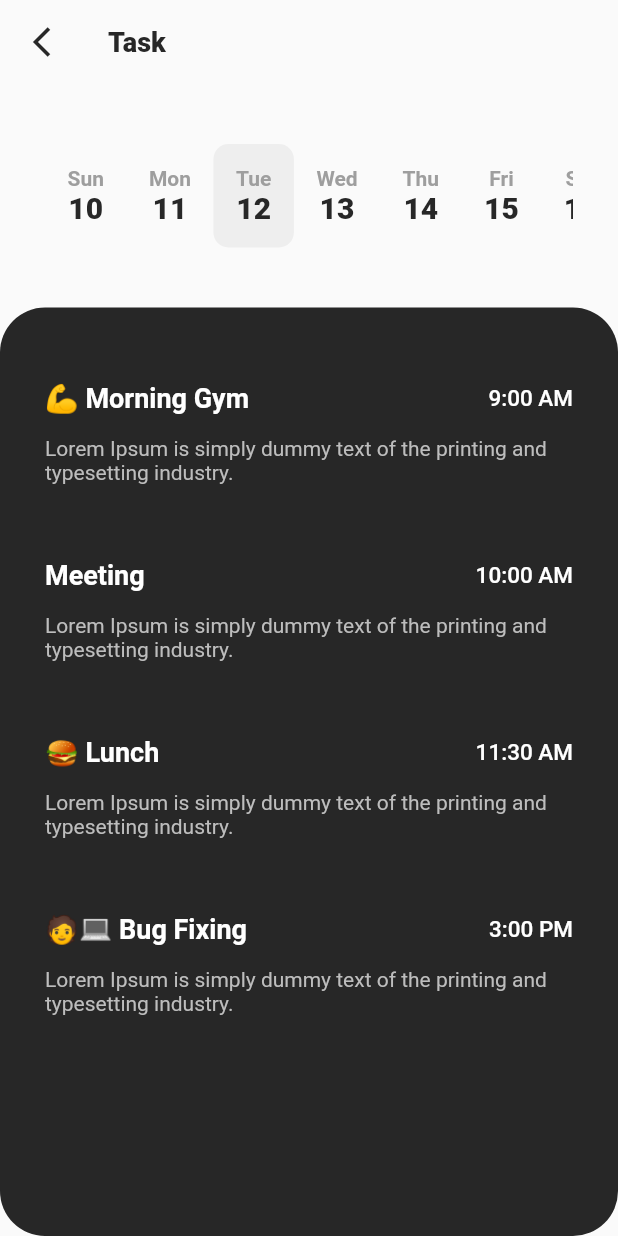
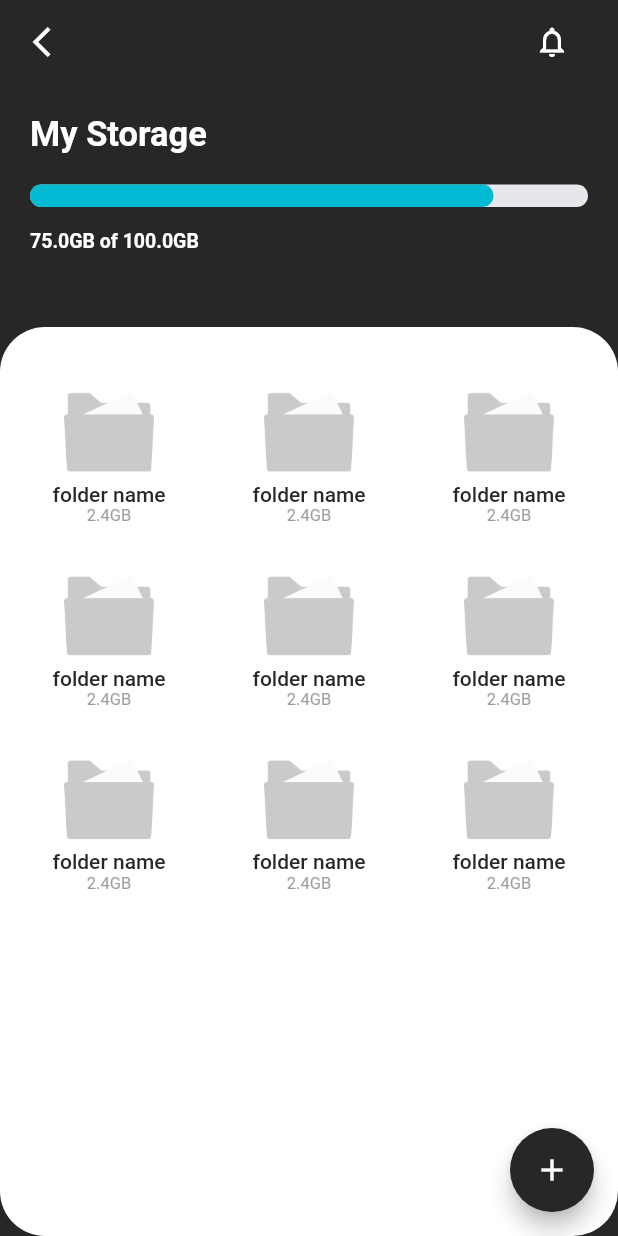
Before and after one commit to knsrmnm/flutter_ui_jumble, a Flutter app: the screen it shows after launch, on a phone screen of 412 x 824 dp. Run offline on Flutter 3.47's test engine with Material 2 defaults, Android fonts, the phone set to English and light mode, and no system bars.

Commit message:
add storage screen.

```diff
--- a/lib/main.dart
+++ b/lib/main.dart
@@ -1,6 +1,5 @@
 import 'package:flutter/material.dart';
-import 'package:flutter_ui_jumble/screens/search_bottom_sheet.dart';
-import 'package:flutter_ui_jumble/screens/task_management_screen.dart';
+import 'package:flutter_ui_jumble/screens/storage_screen.dart';
 
 void main() {
   runApp(MyApp());
@@ -15,7 +14,7 @@ class MyApp extends StatelessWidget {
       theme: ThemeData(
         primarySwatch: Colors.blue,
       ),
-      home: TaskManagementScreen()
+      home: StorageScreen()
     );
   }
 }
--- /dev/null
+++ b/lib/screens/storage_screen.dart
@@ -0,0 +1,135 @@
+import 'package:flutter/material.dart';
+
+class StorageScreen extends StatefulWidget {
+  const StorageScreen({Key? key}) : super(key: key);
+
+  @override
+  State<StorageScreen> createState() => _StorageScreenState();
+}
+
+class _StorageScreenState extends State<StorageScreen> {
+
+  final Color _accentColor = Color(0xFF272727);
+  final Color _containerColor  = Color(0xFFE5E7EA);
+
+  @override
+  Widget build(BuildContext context) {
+    Size size = MediaQuery.of(context).size;
+    return Scaffold(
+      backgroundColor: _accentColor,
+      appBar: AppBar(
+        backgroundColor: _accentColor,
+        elevation: 0,
+        leading: IconButton(
+          onPressed: (){},
+          icon: Icon(Icons.arrow_back_ios_outlined, color: Colors.white),
+        ),
+        actions: [
+          Padding(
+            padding: EdgeInsets.only(right: 20.0),
+            child: IconButton(
+              onPressed: (){},
+              icon: Icon(Icons.notifications_none, color: Colors.white),
+            ),
+          )
+        ],
+      ),
+      floatingActionButton: FloatingActionButton(
+        onPressed: (){},
+        backgroundColor: _accentColor,
+        child: Center(
+          child: Icon(Icons.add)
+        ),
+      ),
+      body: Column(
+        children: [
+          Padding(
+            padding: EdgeInsets.all(20.0),
+            child: Column(
+              crossAxisAlignment: CrossAxisAlignment.start,
+              children: [
+                Text('My Storage', style: TextStyle(fontSize: 23.0, fontWeight: FontWeight.w700, color: Colors.white)),
+                const SizedBox(height: 20.0),
+                Stack(
+                  children: [
+                    Container(
+                      width: double.infinity,
+                      height: 15.0,
+                      decoration: BoxDecoration(
+                        borderRadius: BorderRadius.all(Radius.circular(15.0)),
+                        color: _containerColor,
+                      ),
+                    ),
+                    Container(
+                      width: size.width*0.75,
+                      height: 15.0,
+                      decoration: BoxDecoration(
+                        borderRadius: BorderRadius.all(Radius.circular(15.0)),
+                        color: Color(0xFF00BBD3),
+                      ),
+                    ),
+                  ],
+                ),
+                const SizedBox(height: 15.0),
+                Text('75.0GB of 100.0GB', style: TextStyle(fontSize: 13.0, fontWeight: FontWeight.w700, color: Colors.white)),
+                const SizedBox(height: 30.0),
+              ],
+            ),
+          ),
+          Expanded(
+            child: Container(
+              padding: EdgeInsets.symmetric(vertical: 40.0, horizontal: 35.0),
+              decoration: BoxDecoration(
+                color: Colors.white,
+                borderRadius: BorderRadius.all(Radius.circular(30.0)),
+              ),
+              child: SingleChildScrollView(
+                child: Column(
+                  children: [
+                    Row(
+                      mainAxisAlignment: MainAxisAlignment.spaceBetween,
+                      children: [
+                        _makeFolderEl(),
+                        _makeFolderEl(),
+                        _makeFolderEl(),
+                      ],
+                    ),
+                    const SizedBox(height: 30.0),
+                    Row(
+                      mainAxisAlignment: MainAxisAlignment.spaceBetween,
+                      children: [
+                        _makeFolderEl(),
+                        _makeFolderEl(),
+                        _makeFolderEl(),
+                      ],
+                    ),
+                    const SizedBox(height: 30.0),
+                    Row(
+                      mainAxisAlignment: MainAxisAlignment.spaceBetween,
+                      children: [
+                        _makeFolderEl(),
+                        _makeFolderEl(),
+                        _makeFolderEl(),
+                      ],
+                    ),
+                  ],
+                ),
+              ),
+            ),
+          )
+        ],
+      ),
+    );
+  }
+
+  Widget _makeFolderEl() {
+    return Column(
+      children: [
+        Image.asset("assets/icons/folder.png", width: 60.0),
+        const SizedBox(height: 3.5),
+        Text('folder name', style: TextStyle(fontSize: 14.0, fontWeight: FontWeight.w500, color: _accentColor)),
+        Text('2.4GB', style: TextStyle(fontSize: 11.0, fontWeight: FontWeight.w400, color: Colors.grey)),
+      ],
+    );
+  }
+}
```
Also changed, not shown: assets/icons/folder.png (added), 1 other file.
